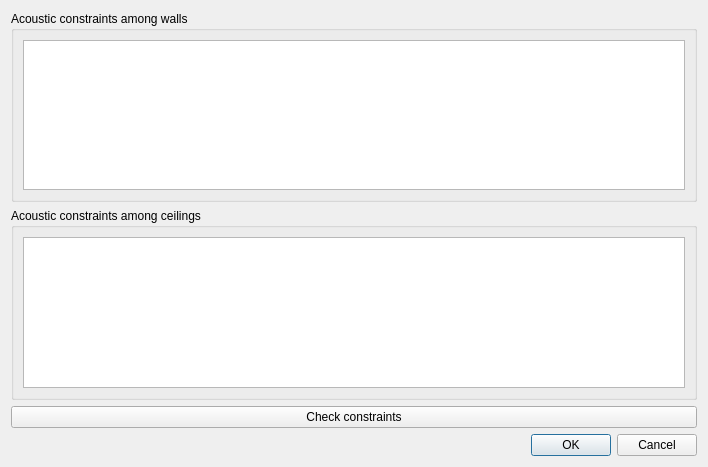
Qt form SIM-VICUS/src/SVAcousticConstraintsCheckDialog.ui (ghorwin/SIM-VICUS) before a commit.
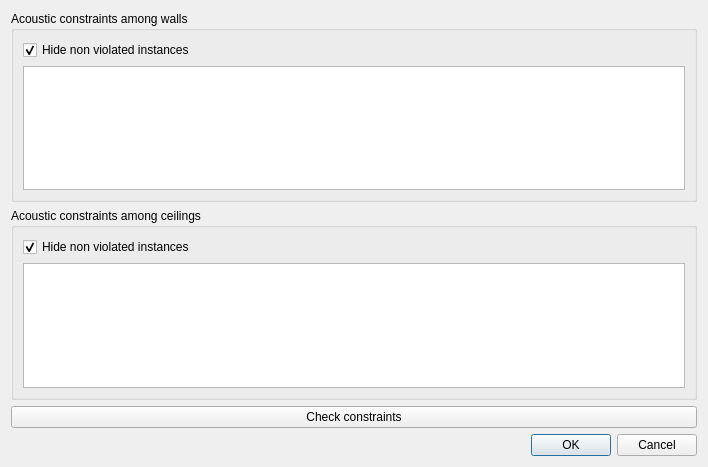
The same form after that commit.

Commit message: displays Icons for structural unit, dialog is now dragable, checkboxes for hiding non violated entries

Patch:
```diff
--- a/SIM-VICUS/src/SVAcousticConstraintsCheckDialog.ui
+++ b/SIM-VICUS/src/SVAcousticConstraintsCheckDialog.ui
@@ -20,6 +20,19 @@
       <string>Acoustic constraints among walls</string>
      </property>
      <layout class="QVBoxLayout" name="verticalLayout_2">
+      <item>
+       <widget class="QCheckBox" name="checkBoxHideWalls">
+        <property name="text">
+         <string>Hide non violated instances</string>
+        </property>
+        <property name="checked">
+         <bool>true</bool>
+        </property>
+        <property name="tristate">
+         <bool>false</bool>
+        </property>
+       </widget>
+      </item>
       <item>
        <widget class="QTableWidget" name="tableWidgetWalls"/>
       </item>
@@ -32,6 +45,16 @@
       <string>Acoustic constraints among ceilings</string>
      </property>
      <layout class="QVBoxLayout" name="verticalLayout_3">
+      <item>
+       <widget class="QCheckBox" name="checkBoxHideCeilings">
+        <property name="text">
+         <string>Hide non violated instances</string>
+        </property>
+        <property name="checked">
+         <bool>true</bool>
+        </property>
+       </widget>
+      </item>
       <item>
        <widget class="QTableWidget" name="tableWidgetCeilings"/>
       </item>
```
The commit also changes 3 other files.
